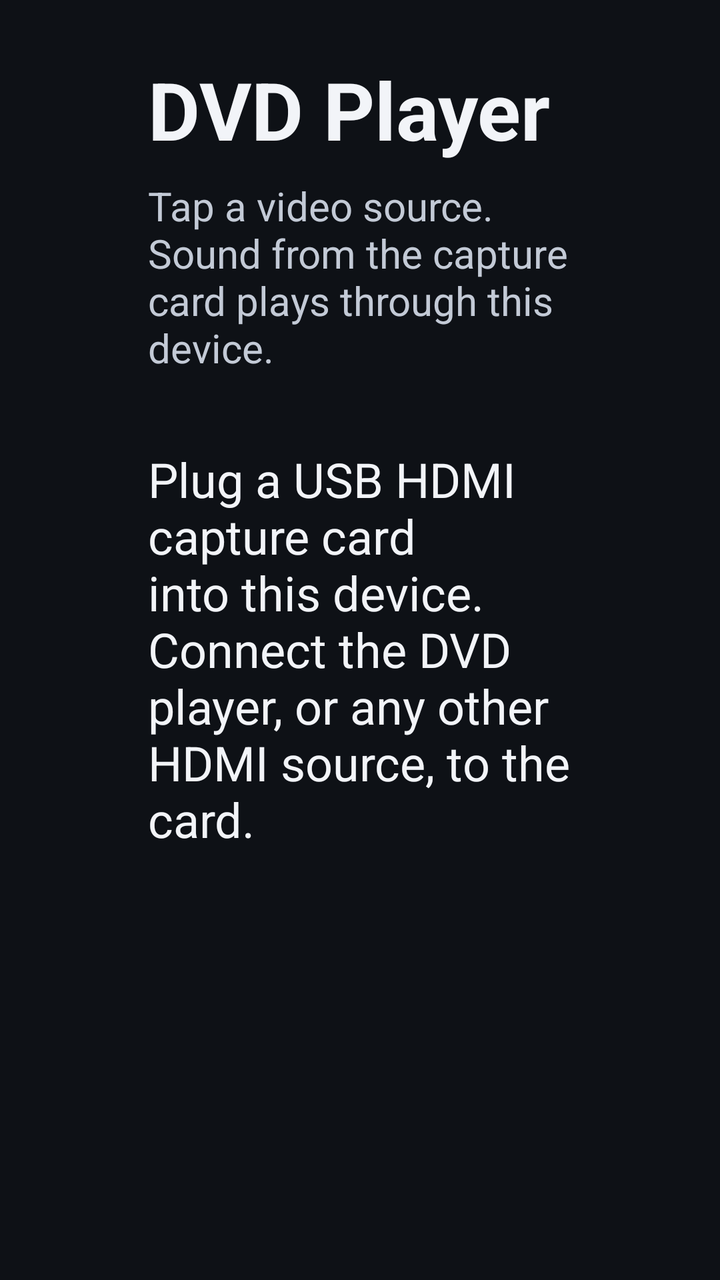
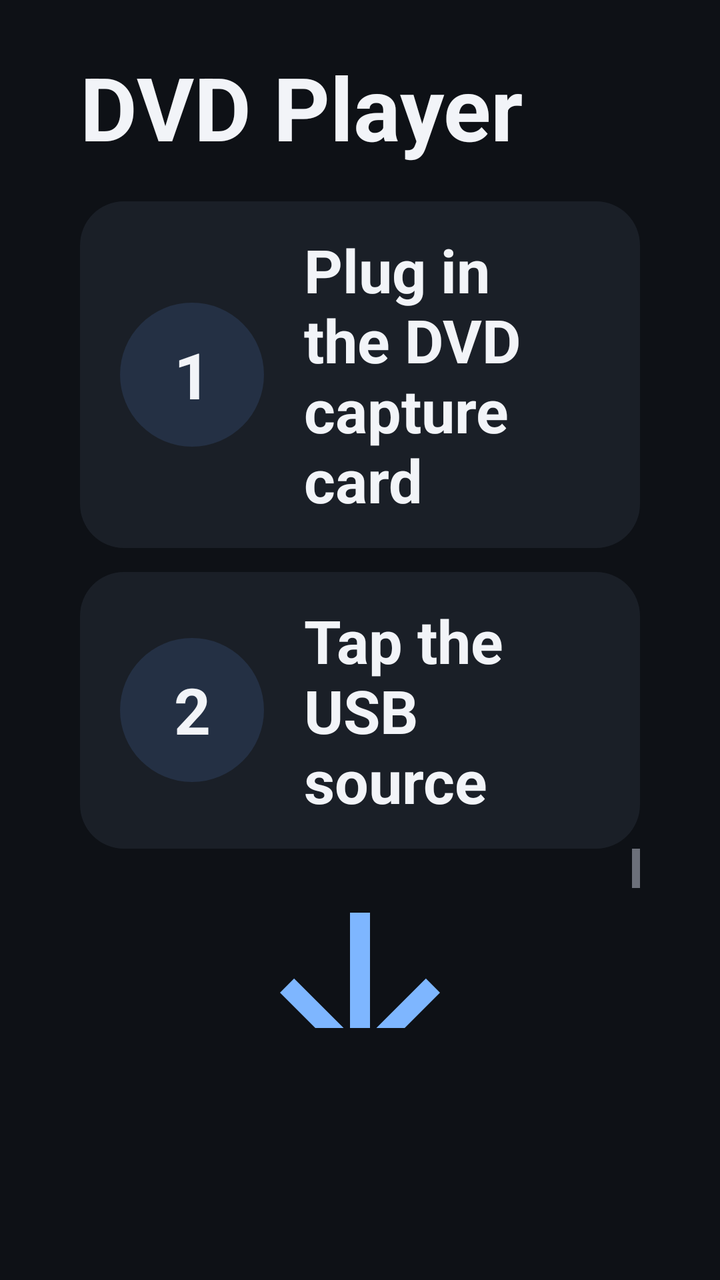

The first picture is an Android layout as it rendered before a commit; the second is the same layout after the commit. The layout source and the unified diff follow.
<!-- AndroidManifest.xml: application theme Theme.DvdPlayer -->
<!-- res/layout/activity_picker.xml -->
<?xml version="1.0" encoding="utf-8"?>
<LinearLayout xmlns:android="http://schemas.android.com/apk/res/android"
    android:layout_width="match_parent"
    android:layout_height="match_parent"
    android:baselineAligned="false"
    android:orientation="horizontal"
    android:paddingStart="32dp"
    android:paddingTop="28dp"
    android:paddingEnd="32dp"
    android:paddingBottom="28dp">

    <Space
        android:layout_width="0dp"
        android:layout_height="match_parent"
        android:layout_weight="1" />

    <LinearLayout
        android:layout_width="0dp"
        android:layout_height="match_parent"
        android:layout_weight="5"
        android:orientation="vertical">

        <TextView
            android:id="@+id/title"
            android:layout_width="match_parent"
            android:layout_height="wrap_content"
            android:text="@string/picker_title"
            android:textColor="@color/on_surface"
            android:textSize="40sp"
            android:textStyle="bold" />

        <TextView
            android:id="@+id/subtitle"
            android:layout_width="match_parent"
            android:layout_height="wrap_content"
            android:layout_marginTop="8dp"
            android:text="@string/picker_subtitle"
            android:textColor="@color/on_surface_muted"
            android:textSize="20sp" />

        <TextView
            android:id="@+id/notice"
            android:layout_width="match_parent"
            android:layout_height="wrap_content"
            android:layout_marginTop="16dp"
            android:textColor="@color/notice"
            android:textSize="20sp"
            android:visibility="gone" />

        <TextView
            android:id="@+id/permission_note"
            android:layout_width="match_parent"
            android:layout_height="wrap_content"
            android:layout_marginTop="16dp"
            android:text="@string/permission_note"
            android:textColor="@color/on_surface_muted"
            android:textSize="18sp"
            android:visibility="gone" />

        <com.google.android.material.button.MaterialButton
            android:id="@+id/permission_button"
            android:layout_width="wrap_content"
            android:layout_height="wrap_content"
            android:layout_marginTop="12dp"
            android:minHeight="64dp"
            android:paddingStart="24dp"
            android:paddingEnd="24dp"
            android:text="@string/allow_access"
            android:textSize="18sp"
            android:visibility="gone" />

        <TextView
            android:id="@+id/empty"
            android:layout_width="match_parent"
            android:layout_height="wrap_content"
            android:layout_marginTop="36dp"
            android:text="@string/empty_sources"
            android:textColor="@color/on_surface"
            android:textSize="24sp" />

        <androidx.recyclerview.widget.RecyclerView
            android:id="@+id/sources"
            android:layout_width="match_parent"
            android:layout_height="0dp"
            android:layout_marginTop="20dp"
            android:layout_weight="1"
            android:clipToPadding="false"
            android:paddingBottom="12dp"
            android:scrollbars="vertical" />
    </LinearLayout>

    <Space
        android:layout_width="0dp"
        android:layout_height="match_parent"
        android:layout_weight="1" />
</LinearLayout>
<!-- resources referenced by this layout -->
<resources>
  <color name="notice">#F6C177</color>
  <color name="on_surface">#F2F4F8</color>
  <color name="on_surface_muted">#C3CAD6</color>
  <string name="allow_access">Allow camera and microphone</string>
  <string name="empty_sources">Plug a USB HDMI capture card into this device. Connect the DVD player, or any other HDMI source, to the card.</string>
  <string name="permission_note">Camera and microphone access are only for the capture card. Android calls the USB audio input a microphone.</string>
  <string name="picker_subtitle">Tap a video source. Sound from the capture card plays through this device.</string>
  <string name="picker_title">DVD Player</string>
  <color name="primary">#7EB6FF</color>
  <color name="on_primary">#062033</color>
  <color name="surface">#1A1F27</color>
  <color name="background">#0E1116</color>
  <!-- unchanged entries left out for length: 1 -->
</resources>

<!-- the commit's change to res/layout/activity_picker.xml (unified diff, before → after) -->
@@ -1,96 +1,180 @@
 <?xml version="1.0" encoding="utf-8"?>
 <LinearLayout xmlns:android="http://schemas.android.com/apk/res/android"
+    xmlns:app="http://schemas.android.com/apk/res-auto"
     android:layout_width="match_parent"
     android:layout_height="match_parent"
-    android:baselineAligned="false"
-    android:orientation="horizontal"
-    android:paddingStart="32dp"
-    android:paddingTop="28dp"
-    android:paddingEnd="32dp"
-    android:paddingBottom="28dp">
+    android:orientation="vertical"
+    android:paddingStart="40dp"
+    android:paddingTop="24dp"
+    android:paddingEnd="40dp"
+    android:paddingBottom="20dp">
 
-    <Space
-        android:layout_width="0dp"
-        android:layout_height="match_parent"
-        android:layout_weight="1" />
+    <TextView
+        android:id="@+id/title"
+        android:layout_width="match_parent"
+        android:layout_height="wrap_content"
+        android:text="@string/picker_title"
+        android:textColor="@color/on_surface"
+        android:textSize="44sp"
+        android:textStyle="bold" />
 
     <LinearLayout
-        android:layout_width="0dp"
-        android:layout_height="match_parent"
-        android:layout_weight="5"
-        android:orientation="vertical">
+        android:id="@+id/step_plug"
+        android:layout_width="match_parent"
+        android:layout_height="wrap_content"
+        android:layout_marginTop="18dp"
+        android:background="@drawable/step_row_bg"
+        android:gravity="center_vertical"
+        android:minHeight="104dp"
+        android:orientation="horizontal"
+        android:paddingStart="20dp"
+        android:paddingTop="14dp"
+        android:paddingEnd="24dp"
+        android:paddingBottom="14dp">
 
         <TextView
-            android:id="@+id/title"
-            android:layout_width="match_parent"
-            android:layout_height="wrap_content"
-            android:text="@string/picker_title"
-            android:textColor="@color/on_surface"
-            android:textSize="40sp"
+            android:id="@+id/step_plug_number"
+            android:layout_width="72dp"
+            android:layout_height="72dp"
+            android:background="@drawable/step_number_bg"
+            android:duplicateParentState="true"
+            android:gravity="center"
+            android:text="@string/step_number_one"
+            android:textColor="@color/step_number_text"
+            android:textSize="32sp"
             android:textStyle="bold" />
 
         <TextView
-            android:id="@+id/subtitle"
+            android:layout_width="0dp"
+            android:layout_height="wrap_content"
+            android:layout_marginStart="20dp"
+            android:layout_weight="1"
+            android:text="@string/plug_in_dvd_capture_card"
+            android:textColor="@color/on_surface"
+            android:textSize="30sp"
+            android:textStyle="bold" />
+    </LinearLayout>
+
+    <LinearLayout
+        android:id="@+id/step_tap"
+        android:layout_width="match_parent"
+        android:layout_height="wrap_content"
+        android:layout_marginTop="12dp"
+        android:background="@drawable/step_row_bg"
+        android:gravity="center_vertical"
+        android:minHeight="104dp"
+        android:orientation="horizontal"
+        android:paddingStart="20dp"
+        android:paddingTop="14dp"
+        android:paddingEnd="24dp"
+        android:paddingBottom="14dp">
+
+        <TextView
+            android:id="@+id/step_tap_number"
+            android:layout_width="72dp"
+            android:layout_height="72dp"
+            android:background="@drawable/step_number_bg"
+            android:duplicateParentState="true"
+            android:gravity="center"
+            android:text="@string/step_number_two"
+            android:textColor="@color/step_number_text"
+            android:textSize="32sp"
+            android:textStyle="bold" />
+
+        <TextView
+            android:id="@+id/step_tap_label"
+            android:layout_width="0dp"
+            android:layout_height="wrap_content"
+            android:layout_marginStart="20dp"
+            android:layout_weight="1"
+            android:text="@string/step_tap"
+            android:textColor="@color/on_surface"
+            android:textSize="30sp"
+            android:textStyle="bold" />
+    </LinearLayout>
+
+    <TextView
+        android:id="@+id/notice"
+        android:layout_width="match_parent"
+        android:layout_height="wrap_content"
+        android:layout_marginTop="16dp"
+        android:textColor="@color/notice"
+        android:textSize="24sp"
+        android:visibility="gone" />
+
+    <TextView
+        android:id="@+id/permission_note"
+        android:layout_width="match_parent"
+        android:layout_height="wrap_content"
+        android:layout_marginTop="16dp"
+        android:text="@string/permission_note"
+        android:textColor="@color/on_surface_muted"
+        android:textSize="22sp"
+        android:visibility="gone" />
+
+    <com.google.android.material.button.MaterialButton
+        android:id="@+id/permission_button"
+        android:layout_width="match_parent"
+        android:layout_height="wrap_content"
+        android:layout_marginTop="12dp"
+        android:minHeight="96dp"
+        android:paddingStart="28dp"
+        android:paddingEnd="28dp"
+        android:text="@string/allow_access"
+        android:textSize="24sp"
+        android:visibility="gone"
+        app:cornerRadius="18dp" />
+
+    <ScrollView
+        android:id="@+id/empty_state"
+        android:layout_width="match_parent"
+        android:layout_height="0dp"
+        android:layout_weight="1"
+        android:fillViewport="true">
+
+        <LinearLayout
             android:layout_width="match_parent"
             android:layout_height="wrap_content"
-            android:layout_marginTop="8dp"
-            android:text="@string/picker_subtitle"
-            android:textColor="@color/on_surface_muted"
-            android:textSize="20sp" />
+            android:gravity="center"
+            android:orientation="vertical"
+            android:paddingTop="12dp"
+            android:paddingBottom="12dp">
 
-        <TextView
-            android:id="@+id/notice"
-            android:layout_width="match_parent"
-            android:layout_height="wrap_content"
-            android:layout_marginTop="16dp"
-            android:textColor="@color/notice"
-            android:textSize="20sp"
-            android:visibility="gone" />
+            <ImageView
+                android:id="@+id/empty_arrow"
+                android:layout_width="120dp"
+                android:layout_height="120dp"
+                android:importantForAccessibility="no"
+                android:src="@drawable/ic_arrow_down" />
 
-        <TextView
-            android:id="@+id/permission_note"
-            android:layout_width="match_parent"
-            android:layout_height="wrap_content"
-            android:layout_marginTop="16dp"
-            android:text="@string/permission_note"
-            android:textColor="@color/on_surface_muted"
-            android:textSize="18sp"
-            android:visibility="gone" />
+            <ImageView
+                android:id="@+id/empty_plug"
+                android:layout_width="160dp"
+                android:layout_height="160dp"
+                android:layout_marginTop="4dp"
+                android:importantForAccessibility="no"
+                android:src="@drawable/ic_usb_plug" />
 
-        <com.google.android.material.button.MaterialButton
-            android:id="@+id/permission_button"
-            android:layout_width="wrap_content"
-            android:layout_height="wrap_content"
-            android:layout_marginTop="12dp"
-            android:minHeight="64dp"
-            android:paddingStart="24dp"
-            android:paddingEnd="24dp"
-            android:text="@string/allow_access"
-            android:textSize="18sp"
-            android:visibility="gone" />
+            <TextView
+                android:id="@+id/empty"
+                android:layout_width="match_parent"
+                android:layout_height="wrap_content"
+                android:layout_marginTop="12dp"
+                android:gravity="center"
+                android:text="@string/plug_in_dvd_capture_card"
+                android:textColor="@color/on_surface"
+                android:textSize="36sp"
+                android:textStyle="bold" />
+        </LinearLayout>
+    </ScrollView>
 
-        <TextView
-            android:id="@+id/empty"
-            android:layout_width="match_parent"
-            android:layout_height="wrap_content"
-            android:layout_marginTop="36dp"
-            android:text="@string/empty_sources"
-            android:textColor="@color/on_surface"
-            android:textSize="24sp" />
-
-        <androidx.recyclerview.widget.RecyclerView
-            android:id="@+id/sources"
-            android:layout_width="match_parent"
-            android:layout_height="0dp"
-            android:layout_marginTop="20dp"
-            android:layout_weight="1"
-            android:clipToPadding="false"
-            android:paddingBottom="12dp"
-            android:scrollbars="vertical" />
-    </LinearLayout>
-
-    <Space
-        android:layout_width="0dp"
-        android:layout_height="match_parent"
-        android:layout_weight="1" />
+    <androidx.recyclerview.widget.RecyclerView
+        android:id="@+id/sources"
+        android:layout_width="match_parent"
+        android:layout_height="0dp"
+        android:layout_marginTop="16dp"
+        android:layout_weight="1"
+        android:clipToPadding="false"
+        android:paddingBottom="8dp"
+        android:scrollbars="vertical" />
 </LinearLayout>
<!-- resource entries referenced after the edit -->
@@ -3,15 +3,85 @@
   <color name="notice">#F6C177</color>
   <color name="on_surface">#F2F4F8</color>
   <color name="on_surface_muted">#C3CAD6</color>
+  <!-- drawable ic_arrow_down (drawable) -->
+  <?xml version="1.0" encoding="utf-8"?>
+  <vector xmlns:android="http://schemas.android.com/apk/res/android"
+      android:width="140dp"
+      android:height="140dp"
+      android:viewportWidth="24"
+      android:viewportHeight="24">
+      <path
+          android:fillColor="@color/primary"
+          android:pathData="M11,4v12.17l-5.59,-5.59L4,12l8,8 8,-8 -1.41,-1.41L13,16.17V4z" />
+  </vector>
+  <!-- drawable ic_usb_plug (drawable) -->
+  <?xml version="1.0" encoding="utf-8"?>
+  <vector xmlns:android="http://schemas.android.com/apk/res/android"
+      android:width="180dp"
+      android:height="180dp"
+      android:viewportWidth="64"
+      android:viewportHeight="64">
+      <path
+          android:fillColor="@color/primary"
+          android:pathData="M28,2h8v14h-8z" />
+      <path
+          android:fillColor="@color/primary"
+          android:pathData="M12,16h40c2.2,0 4,1.8 4,4v28c0,2.2 -1.8,4 -4,4H12c-2.2,0 -4,-1.8 -4,-4V20c0,-2.2 1.8,-4 4,-4z" />
+      <path
+          android:fillColor="@color/on_surface"
+          android:pathData="M22,26h20v14h-20z" />
+      <path
+          android:fillColor="@color/background"
+          android:pathData="M26,29h4v8h-4z M34,29h4v8h-4z" />
+      <path
+          android:fillColor="@color/primary"
+          android:pathData="M18,54h28v6h-28z" />
+  </vector>
+  <!-- drawable step_number_bg (drawable) -->
+  <?xml version="1.0" encoding="utf-8"?>
+  <selector xmlns:android="http://schemas.android.com/apk/res/android">
+      <item android:state_activated="true">
+          <shape android:shape="oval">
+              <solid android:color="@color/primary" />
+          </shape>
+      </item>
+      <item>
+          <shape android:shape="oval">
+              <solid android:color="@color/surface_focused" />
+          </shape>
+      </item>
+  </selector>
+  <!-- drawable step_row_bg (drawable) -->
+  <?xml version="1.0" encoding="utf-8"?>
+  <selector xmlns:android="http://schemas.android.com/apk/res/android">
+      <item android:state_activated="true">
+          <shape android:shape="rectangle">
+              <solid android:color="@color/surface" />
+              <stroke
+                  android:width="4dp"
+                  android:color="@color/primary" />
+              <corners android:radius="22dp" />
+          </shape>
+      </item>
+      <item>
+          <shape android:shape="rectangle">
+              <solid android:color="@color/surface" />
+              <corners android:radius="22dp" />
+          </shape>
+      </item>
+  </selector>
   <string name="allow_access">Allow camera and microphone</string>
-  <string name="empty_sources">Plug a USB HDMI capture card into this device. Connect the DVD player, or any other HDMI source, to the card.</string>
-  <string name="permission_note">Camera and microphone access are only for the capture card. Android calls the USB audio input a microphone.</string>
-  <string name="picker_subtitle">Tap a video source. Sound from the capture card plays through this device.</string>
+  <string name="permission_note">Camera and microphone access are only for the DVD capture card. Android calls the USB audio input a microphone.</string>
   <string name="picker_title">DVD Player</string>
+  <string name="plug_in_dvd_capture_card">Plug in the DVD capture card</string>
+  <string name="step_number_one">1</string>
+  <string name="step_number_two">2</string>
+  <string name="step_tap">Tap the USB source</string>
   <color name="primary">#7EB6FF</color>
   <color name="on_primary">#062033</color>
   <color name="surface">#1A1F27</color>
   <color name="background">#0E1116</color>
+  <color name="surface_focused">#243044</color>
   <!-- unchanged entries left out for length: 1 -->
 </resources>
 
